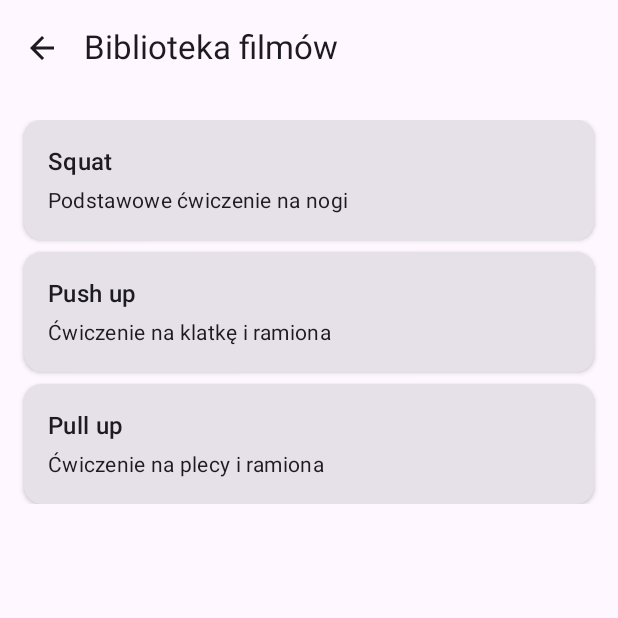
After one commit to Ramigiusz/GymApp, an Android app built with Jetpack Compose: the VideoLibraryScreen screen opened through its navigation route, on a phone screen of 412 x 824 dp, the top half of it. The commit adds this screen. Run offline under Robolectric (Android 15) with nearby library versions, the phone set to English and light mode, and no system bars; our stand-ins replace Room's generated code; missing, so only their content is drawn: GymAppTheme; 1 statement that could not run was skipped.

Commit message:
filmy i nowy ekran w ustawieniach

```diff
--- a/app/build.gradle.kts
+++ b/app/build.gradle.kts
@@ -64,6 +64,7 @@ dependencies {
     implementation(libs.androidx.navigation.compose)
     implementation(libs.androidx.room.common)
     implementation(libs.androidx.room.ktx)
+    implementation ("com.google.android.exoplayer:exoplayer:2.19.1")
     ksp(libs.room.compiler)
     testImplementation(libs.junit)
     androidTestImplementation(libs.androidx.junit)
@@ -72,4 +73,5 @@ dependencies {
     androidTestImplementation(libs.androidx.ui.test.junit4)
     debugImplementation(libs.androidx.ui.tooling)
     debugImplementation(libs.androidx.ui.test.manifest)
+
 }
--- a/app/src/main/java/com/example/gymapp/data/db/AppDatabase.kt
+++ b/app/src/main/java/com/example/gymapp/data/db/AppDatabase.kt
@@ -17,7 +17,7 @@ import com.example.gymapp.data.model.RoutineExerciseSet
 import com.example.gymapp.data.model.Tag
 import com.example.gymapp.data.model.ExerciseTagCrossRef
 
-@Database(entities = [Routine::class, Exercise::class, RoutineExercise::class, RoutineExerciseSet::class, Tag::class, ExerciseTagCrossRef::class, ExerciseLog::class], version = 11)
+@Database(entities = [Routine::class, Exercise::class, RoutineExercise::class, RoutineExerciseSet::class, Tag::class, ExerciseTagCrossRef::class, ExerciseLog::class], version = 12)
 abstract class AppDatabase : RoomDatabase() {
 
     abstract fun routineDao(): RoutineDao
--- a/app/src/main/java/com/example/gymapp/data/model/Exercise.kt
+++ b/app/src/main/java/com/example/gymapp/data/model/Exercise.kt
@@ -10,6 +10,7 @@ data class Exercise(
     val description: String = "",
     val imageUri: String? = null,
     val videoUri: String? = null,
+    val videoUrl: String? = null,
     val drawableRes: Int? = null,
     val personalRecord: Float = 0f
 )
--- a/app/src/main/java/com/example/gymapp/navigation/NavGraph.kt
+++ b/app/src/main/java/com/example/gymapp/navigation/NavGraph.kt
@@ -12,6 +12,7 @@ import com.example.gymapp.ui.screens.SettingsScreen
 import com.example.gymapp.ui.screens.TrainingScreen
 import com.example.gymapp.ui.screens.EditRoutineScreen
 import com.example.gymapp.ui.screens.ExercisesScreen
+import com.example.gymapp.ui.screens.VideoLibraryScreen
 import com.example.gymapp.viewmodel.ExerciseViewModel
 
 @Composable
@@ -25,7 +26,6 @@ fun NavGraph(navController: NavHostController) {
             StartScreen(navController)
         }
 
-        // tylko jedna trasa "routines", korzystająca z twojego VM
         composable("routines") {
             RoutinesScreen(navController, routinesViewModel)
         }
@@ -50,5 +50,8 @@ fun NavGraph(navController: NavHostController) {
         composable("exercises") {
             ExercisesScreen(navController, exercisesViewModel)
         }
+        composable("videoLibrary") { backStackEntry ->
+            VideoLibraryScreen(navController)
+        }
     }
 }
--- a/app/src/main/java/com/example/gymapp/ui/screens/SettingsScreen.kt
+++ b/app/src/main/java/com/example/gymapp/ui/screens/SettingsScreen.kt
@@ -114,14 +114,14 @@ fun SettingsScreen(navController: NavController) {
                 Text("Zarządzaj ćwiczeniami")
             }
             OutlinedButton(
-                onClick = { /* nic nie rób */ },
+                onClick = { navController.navigate("videoLibrary") },
                 modifier = Modifier
                     .fillMaxWidth()
                     .padding(vertical = 4.dp),
                 shape = RoundedCornerShape(10),
                 contentPadding = PaddingValues(vertical = 16.dp)
             ) {
-                Text("Opcja 2")
+                Text("Biblioteka filmów")
             }
             OutlinedButton(
                 onClick = { /* nic nie rób */ },
--- /dev/null
+++ b/app/src/main/java/com/example/gymapp/ui/screens/VideoLibraryScreen.kt
@@ -0,0 +1,105 @@
+package com.example.gymapp.ui.screens
+
+import androidx.compose.foundation.clickable
+import androidx.compose.foundation.layout.*
+import androidx.compose.foundation.lazy.LazyColumn
+import androidx.compose.foundation.lazy.items
+import androidx.compose.material.icons.Icons
+import androidx.compose.material.icons.filled.ArrowBack
+import androidx.compose.material3.*
+import androidx.compose.runtime.Composable
+import androidx.compose.runtime.getValue
+import androidx.compose.runtime.mutableStateOf
+import androidx.compose.runtime.remember
+import androidx.compose.runtime.setValue
+import androidx.compose.foundation.clickable
+import androidx.compose.foundation.layout.*
+import androidx.compose.foundation.lazy.LazyColumn
+import androidx.compose.foundation.lazy.items
+import androidx.compose.material.icons.filled.ArrowBack
+import androidx.compose.material3.*
+import androidx.compose.runtime.getValue
+import androidx.compose.runtime.mutableStateOf
+import androidx.compose.runtime.remember
+import androidx.compose.runtime.setValue
+import androidx.compose.ui.Alignment
+import androidx.compose.ui.Modifier
+import androidx.compose.ui.res.stringResource
+import androidx.compose.ui.unit.dp
+import androidx.navigation.NavController
+import com.example.gymapp.R
+import com.example.gymapp.ui.components.VideoPlayer
+
+@OptIn(ExperimentalMaterial3Api::class)
+@Composable
+fun VideoLibraryScreen(navController: NavController) {
+    var selectedVideoUrl by remember { mutableStateOf<String?>(null) }
+
+    // Definicja stałych ćwiczeń z lokalnymi plikami wideo
+    val exercises = listOf(
+        Exercise("Squat", "Podstawowe ćwiczenie na nogi", "android.resource://com.example.gymapp/" + R.raw.squat),
+        Exercise("Push up", "Ćwiczenie na klatkę i ramiona", "android.resource://com.example.gymapp/" + R.raw.push_up),
+        Exercise("Pull up", "Ćwiczenie na plecy i ramiona", "android.resource://com.example.gymapp/" + R.raw.pull_up)
+    )
+
+    Scaffold(
+        topBar = {
+            TopAppBar(
+                title = { Text("Biblioteka filmów") },
+                navigationIcon = {
+                    IconButton(onClick = { navController.popBackStack() }) {
+                        Icon(Icons.Default.ArrowBack, contentDescription = "Wróć")
+                    }
+                }
+            )
+        }
+    ) { padding ->
+        Column(
+            modifier = Modifier
+                .fillMaxSize()
+                .padding(padding)
+                .padding(16.dp)
+        ) {
+            LazyColumn(
+                verticalArrangement = Arrangement.spacedBy(8.dp)
+            ) {
+                items(exercises) { exercise ->
+                    Card(
+                        modifier = Modifier
+                            .fillMaxWidth()
+                            .clickable { selectedVideoUrl = exercise.videoUrl },
+                        elevation = CardDefaults.cardElevation(defaultElevation = 2.dp)
+                    ) {
+                        Column(modifier = Modifier.padding(16.dp)) {
+                            Text(
+                                text = exercise.name,
+                                style = MaterialTheme.typography.titleMedium
+                            )
+                            if (!exercise.description.isNullOrBlank()) {
+                                Spacer(modifier = Modifier.height(4.dp))
+                                Text(
+                                    text = exercise.description,
+                                    style = MaterialTheme.typography.bodyMedium
+                                )
+                            }
+                        }
+                    }
+                }
+            }
+
+            selectedVideoUrl?.let { url ->
+                Spacer(modifier = Modifier.height(16.dp))
+                VideoPlayer(videoUrl = url)
+                Button(
+                    onClick = { selectedVideoUrl = null },
+                    modifier = Modifier.fillMaxWidth()
+                ) {
+                    Text("Zamknij wideo")
+                }
+            }
+        }
+    }
+}
+
+// Prosta klasa danych do reprezentacji ćwiczeń
+data class Exercise(val name: String, val description: String, val videoUrl: String)
```
Also changed, not shown: app/src/main/java/com/example/gymapp/ui/components/VideoPlayer.kt (added, +50 -0 lines), 5 other files.
